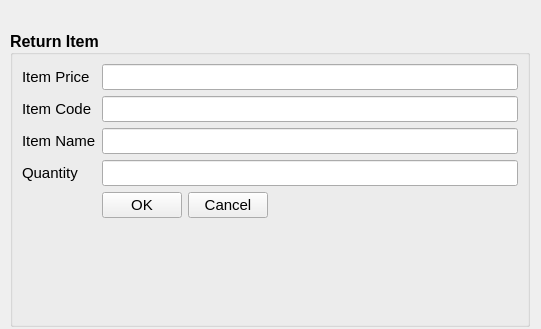
Watti/estorecpp, file estorecpp/returnitems.ui: the form before one commit.
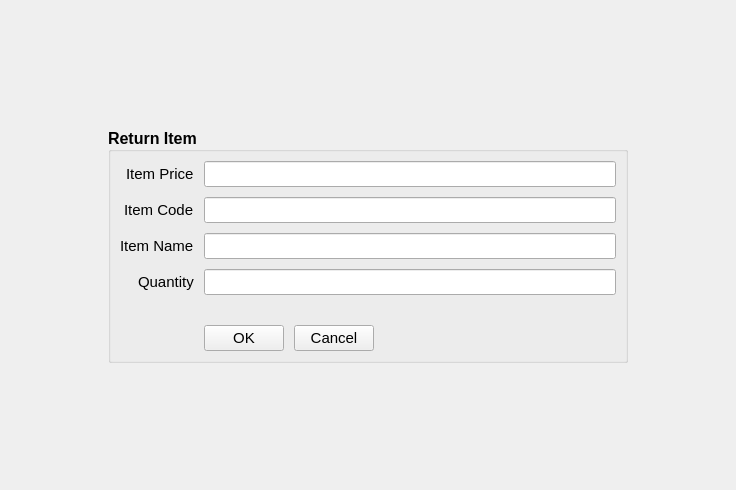
The form after the commit.

Commit message: file open dialog added for backups

```diff
--- a/estorecpp/returnitems.ui
+++ b/estorecpp/returnitems.ui
@@ -6,22 +6,16 @@
    <rect>
     <x>0</x>
     <y>0</y>
-    <width>541</width>
-    <height>329</height>
+    <width>736</width>
+    <height>490</height>
    </rect>
   </property>
   <property name="windowTitle">
    <string>Form</string>
   </property>
+  <layout class="QGridLayout" name="gridLayout">
+   <item row="0" column="0">
   <widget class="QGroupBox" name="groupBox">
-   <property name="geometry">
-    <rect>
-     <x>10</x>
-     <y>30</y>
-     <width>520</width>
-     <height>297</height>
-    </rect>
-   </property>
    <property name="sizePolicy">
     <sizepolicy hsizetype="Fixed" vsizetype="Fixed">
      <horstretch>0</horstretch>
@@ -57,6 +51,15 @@
     <set>Qt::AlignLeading|Qt::AlignLeft|Qt::AlignVCenter</set>
    </property>
    <layout class="QFormLayout" name="formLayout">
+      <property name="labelAlignment">
+       <set>Qt::AlignRight|Qt::AlignTrailing|Qt::AlignVCenter</set>
+      </property>
+      <property name="horizontalSpacing">
+       <number>10</number>
+      </property>
+      <property name="verticalSpacing">
+       <number>10</number>
+      </property>
     <item row="0" column="0">
      <widget class="QLabel" name="label_4">
       <property name="font">
@@ -157,7 +160,7 @@
       </property>
      </widget>
     </item>
-    <item row="4" column="0">
+      <item row="5" column="0">
      <spacer name="horizontalSpacer">
       <property name="orientation">
        <enum>Qt::Horizontal</enum>
@@ -170,7 +173,7 @@
       </property>
      </spacer>
     </item>
-    <item row="4" column="1">
+      <item row="5" column="1">
      <layout class="QHBoxLayout" name="horizontalLayout">
       <item>
        <widget class="QPushButton" name="addButton">
@@ -215,8 +218,23 @@
       </item>
      </layout>
     </item>
-   </layout>
-  </widget>
+      <item row="4" column="1">
+       <spacer name="verticalSpacer">
+        <property name="orientation">
+         <enum>Qt::Vertical</enum>
+        </property>
+        <property name="sizeHint" stdset="0">
+         <size>
+          <width>20</width>
+          <height>10</height>
+         </size>
+        </property>
+       </spacer>
+      </item>
+     </layout>
+    </widget>
+   </item>
+  </layout>
  </widget>
  <resources/>
  <connections/>
```
Lines whose indentation alone changed are shown as unchanged. The commit also changes 3 other files.
